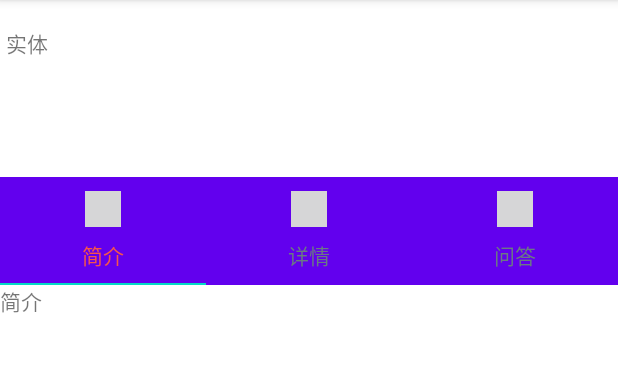
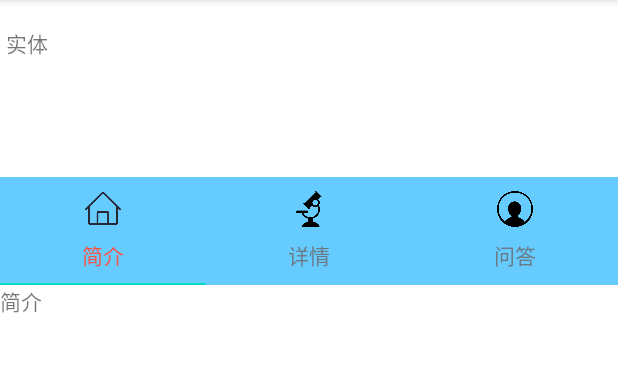
Before and after one commit to robinren03/JavEduHw, an Android app: the Detail screen opened directly, with no data from a screen before it, on a phone screen of 412 x 824 dp, the part 84-456 px from its top. Run offline under Robolectric (Android 15) with nearby library versions, the phone set to English and light mode, and no system bars.

Commit message:
almost finish

```diff
--- a/app/src/main/res/drawable/tab1.xml
+++ b/app/src/main/res/drawable/tab1.xml
@@ -1,6 +1,6 @@
 <?xml version="1.0" encoding="utf-8"?>
 <selector xmlns:android="http://schemas.android.com/apk/res/android">
-    <item android:drawable="@drawable/ic_launcher_background" android:state_selected="true" />
+    <item android:drawable="@drawable/home" android:state_selected="true" />
 
-    <item android:drawable="@drawable/ic_launcher_background" />
+    <item android:drawable="@drawable/home" />
 </selector>
--- a/app/src/main/res/drawable/tab2.xml
+++ b/app/src/main/res/drawable/tab2.xml
@@ -1,6 +1,6 @@
 <?xml version="1.0" encoding="utf-8"?>
 <selector xmlns:android="http://schemas.android.com/apk/res/android">
-    <item android:drawable="@drawable/ic_launcher_background" android:state_selected="true" />
+    <item android:drawable="@drawable/sub" android:state_selected="true" />
 
-    <item android:drawable="@drawable/ic_launcher_background" />
+    <item android:drawable="@drawable/sub" />
 </selector>
--- a/app/src/main/res/drawable/tab3.xml
+++ b/app/src/main/res/drawable/tab3.xml
@@ -1,6 +1,6 @@
 <?xml version="1.0" encoding="utf-8"?>
 <selector xmlns:android="http://schemas.android.com/apk/res/android">
-    <item android:drawable="@drawable/ic_launcher_background" android:state_selected="true" />
+    <item android:drawable="@drawable/person" android:state_selected="true" />
 
-    <item android:drawable="@drawable/ic_launcher_background" />
+    <item android:drawable="@drawable/person" />
 </selector>
--- a/app/src/main/res/layout/activity_entity_details.xml
+++ b/app/src/main/res/layout/activity_entity_details.xml
@@ -41,6 +41,7 @@
     <LinearLayout
         android:layout_width="match_parent"
         android:layout_height="wrap_content"
+        android:id="@+id/coll"
         android:orientation="horizontal">
 
         <Button
@@ -73,6 +74,7 @@
                 android:layout_height="wrap_content"
                 android:textSize="20sp"
                 android:textColor="@color/black"
+                android:layout_marginTop="20dp"
                 android:text="相关试题"
                 />
 
--- a/app/src/main/res/layout/fragment_blank_fragment1.xml
+++ b/app/src/main/res/layout/fragment_blank_fragment1.xml
@@ -11,6 +11,7 @@
         android:id="@+id/searc"
         android:layout_width="match_parent"
         android:layout_height="wrap_content"
+        android:background="@color/purple_500"
         android:queryHint="请输入搜索内容" />
 
     <androidx.core.widget.NestedScrollView
--- a/app/src/main/res/layout/item_list.xml
+++ b/app/src/main/res/layout/item_list.xml
@@ -34,6 +34,8 @@
         android:text="内容"
         android:textSize="15sp"
         android:textColor="@color/black"
+        android:singleLine="false"
+        android:padding="10dp"
         app:layout_constraintStart_toStartOf="@+id/search_textView"
         app:layout_constraintTop_toBottomOf="@+id/search_textView" />
 </androidx.constraintlayout.widget.ConstraintLayout>
--- a/app/src/main/res/values/arrays.xml
+++ b/app/src/main/res/values/arrays.xml
@@ -2,7 +2,7 @@
 <resources>
     <string-array name="tab_titles">
         <item>首页</item>
-        <item>发现</item>
+        <item>学科</item>
         <item>我的</item>
     </string-array>
 </resources>
--- a/app/src/main/res/values/colors.xml
+++ b/app/src/main/res/values/colors.xml
@@ -11,7 +11,7 @@
     <color name="colorPrimary">#008577</color>
     <color name="colorPrimaryDark">#00574B</color>
     <color name="colorAccent">#D81B60</color>
-    <color name="tab_background">#FF6200EE</color>
+    <color name="tab_background">#66ccff</color>
     <color name="red">#FF0000</color>
     <color name="green">#76EE00</color>
     <color name="gray">#808080</color>
--- a/app/src/main/res/values/strings.xml
+++ b/app/src/main/res/values/strings.xml
@@ -1,5 +1,5 @@
 <resources>
-    <string name="backend_ip">http://183.172.139.58:9090</string>
+    <string name="backend_ip">http://183.172.209.54:9090</string>
     <string name="app_name">JavEduHw</string>
     <string name="action_settings">Settings</string>
     <!-- Strings used for fragments for navigation -->
```
Also changed, not shown: app/src/main/java/com/example/renyanyu/BlankFragment2.java (+9 -6 lines), app/src/main/java/com/example/renyanyu/EntityDetails.java (+34 -18 lines), app/src/main/java/com/example/renyanyu/News.java (+8 -0 lines), app/src/main/res/layout/fragment_blank_fragment2.xml (+16 -9 lines), app/src/main/res/drawable/home.png (added), app/src/main/res/drawable/menu.png (added), app/src/main/res/drawable/person.png (added), app/src/main/res/drawable/sub.png (added).
